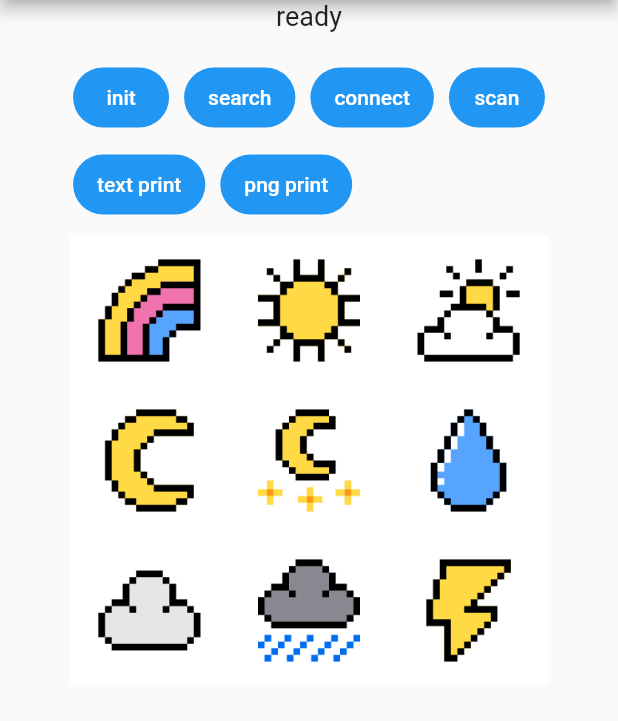
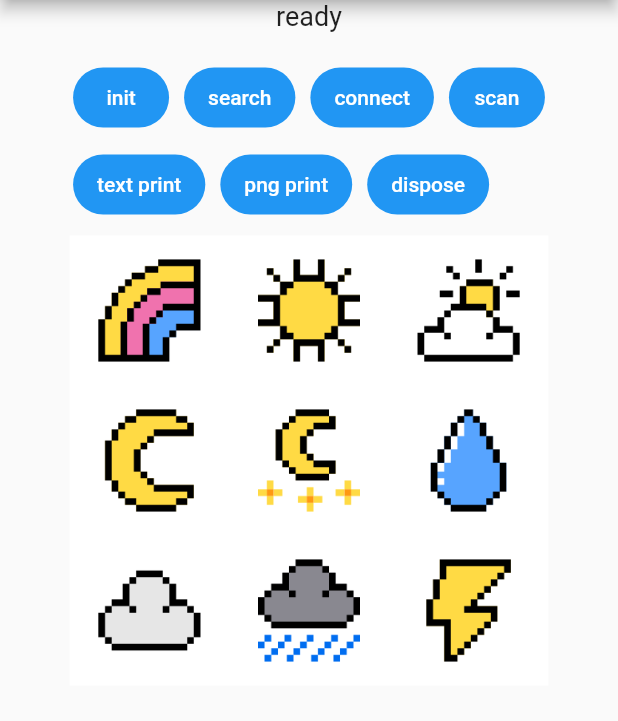
Before and after one commit to Recycle-Ledger/bixolon_plugin, a Flutter app: the screen it shows after launch, after a tap on "init", on a phone screen of 412 x 824 dp, the part 84-805 px from its top. Run offline on Flutter 3.47's test engine with Material 2 defaults, Android fonts, the phone set to English and light mode, and no system bars; our stand-ins replace permission_handler.

Commit message:
chore: 주석 제거 및 추가

```diff
--- a/example/lib/main.dart
+++ b/example/lib/main.dart
@@ -106,7 +106,6 @@ class _MyAppState extends State<MyApp> {
                           stateText = '프린트 준비가 완료되었습니다.';
                         });
                       } catch (error, stackTrace) {
-                        print("@@@ catch error : ${error.toString()}");
                         setState(() {
                           stateText = '등록된 기기와의 연결에 실패했습니다. 기기 확인 후 다시 연결해주세요. error : ${error.toString()}';
                         });
@@ -154,6 +153,12 @@ class _MyAppState extends State<MyApp> {
                       BixolonPlugin().printImage(await widgetToByteArray());
                     },
                     child: const Text('png print'),
+                  ),
+                  FilledButton(
+                    onPressed: () async {
+                      BixolonPlugin().dispose();
+                    },
+                    child: const Text('dispose'),
                   ),
                 ],
               ),
--- a/lib/bixolon_plugin.dart
+++ b/lib/bixolon_plugin.dart
@@ -13,7 +13,8 @@ class BixolonPlugin {
   Future<void> init() async {
     debugPrint('$tag - init');
     try {
-      final result = await platform.invokeMethod('init');
+      await platform.invokeMethod('init');
+      return;
     } catch (error, stackTrace) {
       return Future.error(error, stackTrace);
     }
@@ -22,28 +23,29 @@ class BixolonPlugin {
   Future<void> dispose() async {
     debugPrint('$tag - dispose');
     try {
-      final result = await platform.invokeMethod('dispose');
+      await platform.invokeMethod('dispose');
+      return;
     } catch (error, stackTrace) {
       return Future.error(error, stackTrace);
     }
   }
 
-  // 사전에 등록된 디바이스가 있는지 체크함. 디바이스가 없을 경우 스캔목록을 가져와서 최초 등록을 해주어야 한다.
+  /// 사전에 등록된 디바이스가 있는지 체크함. 등록된 디바이스가 없을 경우 스캔목록을 가져와서 최초 등록을 해주어야 한다.
   Future<bool> checkConnection() async {
       bool exist = await platform.invokeMethod('checkConnection');
     return exist;
   }
 
-  // 페어링된 디바이스를 사용할 수 있도록 사전 설정을 준비한다.
+  /// 페어링된 디바이스를 사용할 수 있도록 사전 설정을 준비한다.
   Future<void> deviceEnableSetting() async {
     try {
       await platform.invokeMethod('deviceEnableSetting');
     } on PlatformException catch (error, stackTrace) {
-      print("@@@ error : ${error.message}");
       return Future.error(error.message.toString(), stackTrace);
     }
   }
 
+  /// 페어링 되어있는 기기목록을 가져옴
   Future<List<BluetoothDevice>> getPairedDevices() async {
     debugPrint('$tag - getPairedDevices');
     String devicesJson = await platform.invokeMethod('pairedDevices');
@@ -55,6 +57,7 @@ class BixolonPlugin {
     platform.invokeMethod('unregisterPrinter');
   }
 
+  /// 스캔한 프린터를 사용하도록 설정
   Future<void> selectPrinter(String macAddress) async {
     debugPrint('$tag - selectPrinter : $macAddress');
     try {
@@ -64,6 +67,7 @@ class BixolonPlugin {
     }
   }
 
+  /// 현재 연결된 프린터의 정보
   Future<BluetoothDevice?> getCurrentPrinter() async {
     debugPrint('$tag - getCurrentPrinter');
     String? deviceJson = await platform.invokeMethod('currentPrinter');
```
Also changed, not shown: example/lib/main_controller.dart (deleted, +0 -15 lines).
